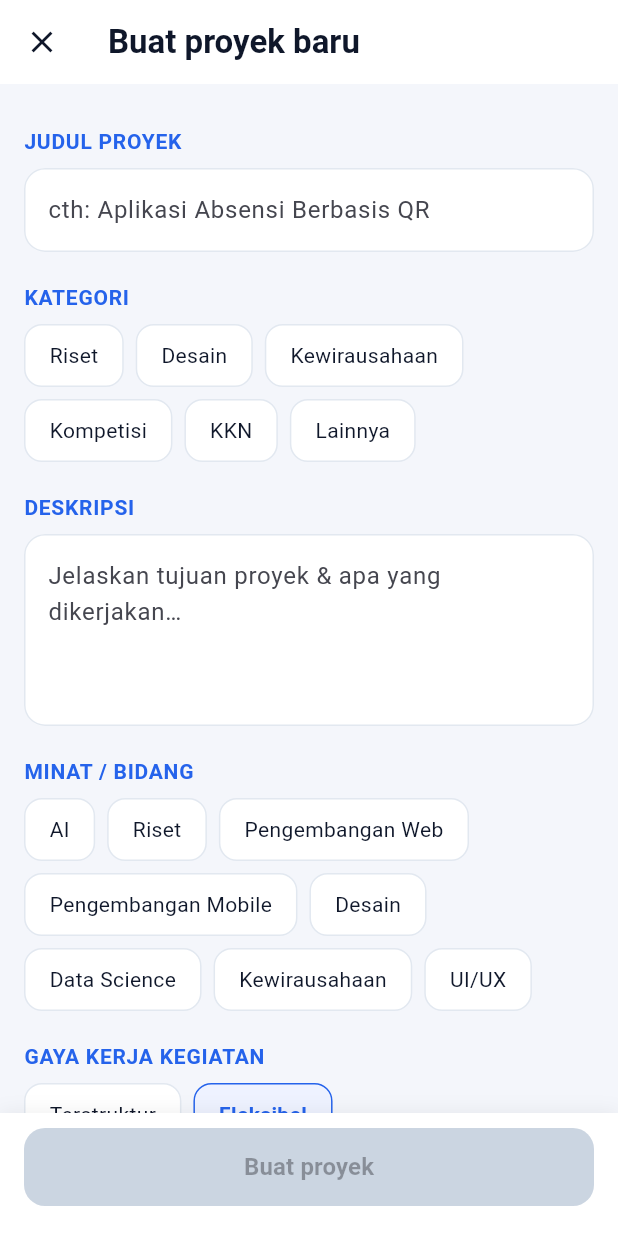
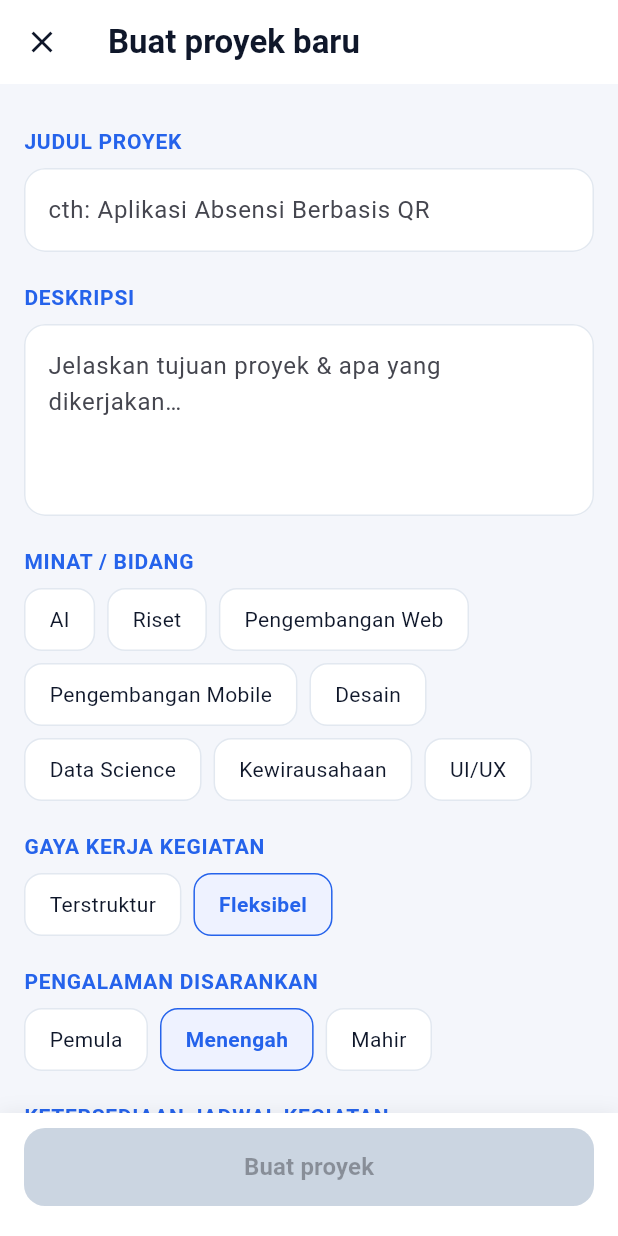
Before and after one commit to FaishalPutra/Aplikasi-Kolaborasi, a Flutter app: the PeopleToProjectPage screen opened directly, after a tap on "Terdaftar", after a tap on "Proyek Saya", after a tap on "Buat", on a phone screen of 412 x 824 dp. Run offline on Flutter 3.47's test engine with Material 3 defaults, Android fonts, the phone set to English and light mode, and no system bars; network calls fail.

Commit message:
Tambah info jurusan/angkatan & notifikasi pendaftar baru, hapus kategori proyek
- People-to-Project: tampilkan jurusan/angkatan pembuat & pendaftar
- Badge notifikasi jumlah pendaftar pending di tab Proyek Saya
- Hapus field kategori proyek (redundan dengan minat/bidang)
- Perbaiki overflow teks di detail proyek

```diff
--- a/mobile/lib/modules/people_to_project.dart
+++ b/mobile/lib/modules/people_to_project.dart
@@ -39,23 +39,6 @@ Widget _badgeChip(String badge) {
   );
 }
 
-IconData _kategoriIcon(String? k) {
-  switch (k) {
-    case 'Riset':
-      return Icons.science_outlined;
-    case 'Desain':
-      return Icons.palette_outlined;
-    case 'Kewirausahaan':
-      return Icons.rocket_launch_outlined;
-    case 'Kompetisi':
-      return Icons.emoji_events_outlined;
-    case 'KKN':
-      return Icons.volunteer_activism_outlined;
-    default:
-      return Icons.work_outline;
-  }
-}
-
 IconData _ikonKontak(String? jenis) {
   switch (jenis) {
     case 'WHATSAPP':
@@ -69,11 +52,19 @@ IconData _ikonKontak(String? jenis) {
   }
 }
 
-Widget _ikonKotak(String? kategori, {double size = 52}) => Container(
+// "· Teknik Industri · 2022" — format sama dengan people_to_people.dart agar konsisten.
+String _jurusanAngkatan(dynamic jurusan, dynamic angkatan) {
+  final j = jurusan?.toString() ?? '';
+  if (j.isEmpty && angkatan == null) return '';
+  if (j.isEmpty) return ' · $angkatan';
+  return angkatan != null ? ' · $j · $angkatan' : ' · $j';
+}
+
+Widget _ikonKotak({double size = 52}) => Container(
       width: size,
       height: size,
       decoration: BoxDecoration(color: const Color(0xFFF1F5F9), borderRadius: BorderRadius.circular(14)),
-      child: Icon(_kategoriIcon(kategori), color: _navy),
+      child: const Icon(Icons.work_outline, color: _navy),
     );
 
 Widget _chipList(List<String> items) => Wrap(
@@ -135,6 +126,7 @@ class PeopleToProjectPage extends StatefulWidget {
 
 class _PeopleToProjectPageState extends State<PeopleToProjectPage> {
   int _tab = 0;
+  int _jumlahPendingPendaftar = 0;
 
   @override
   Widget build(BuildContext context) {
@@ -149,7 +141,15 @@ class _PeopleToProjectPageState extends State<PeopleToProjectPage> {
             Expanded(
               child: IndexedStack(
                 index: _tab,
-                children: const [_RekomendasiTab(), _TerdaftarTab(), _ProyekSayaTab()],
+                children: [
+                  const _RekomendasiTab(),
+                  const _TerdaftarTab(),
+                  _ProyekSayaTab(
+                    onJumlahBerubah: (j) {
+                      if (mounted) setState(() => _jumlahPendingPendaftar = j);
+                    },
+                  ),
+                ],
               ),
             ),
           ]),
@@ -159,7 +159,7 @@ class _PeopleToProjectPageState extends State<PeopleToProjectPage> {
   }
 
   Widget _toggle() {
-    Widget seg(String label, int i) {
+    Widget seg(String label, int i, {int badge = 0}) {
       final aktif = _tab == i;
       return Expanded(
         child: GestureDetector(
@@ -172,8 +172,20 @@ class _PeopleToProjectPageState extends State<PeopleToProjectPage> {
               boxShadow: aktif ? [const BoxShadow(color: Color(0x14000000), blurRadius: 8)] : null,
             ),
             alignment: Alignment.center,
-            child: Text(label,
-                style: TextStyle(fontWeight: FontWeight.bold, color: aktif ? _biru : _abu, fontSize: 13)),
+            child: Row(mainAxisSize: MainAxisSize.min, children: [
+              Text(label, style: TextStyle(fontWeight: FontWeight.bold, color: aktif ? _biru : _abu, fontSize: 13)),
+              if (badge > 0) ...[
+                const SizedBox(width: 6),
+                Container(
+                  padding: const EdgeInsets.symmetric(horizontal: 6, vertical: 2),
+                  decoration: const BoxDecoration(color: Color(0xFFDC2626), shape: BoxShape.circle),
+                  constraints: const BoxConstraints(minWidth: 18, minHeight: 18),
+                  child: Text('$badge',
+                      textAlign: TextAlign.center,
+                      style: const TextStyle(color: Colors.white, fontSize: 11, fontWeight: FontWeight.bold)),
+                ),
+              ],
+            ]),
           ),
         ),
       );
@@ -182,7 +194,11 @@ class _PeopleToProjectPageState extends State<PeopleToProjectPage> {
     return Container(
       padding: const EdgeInsets.all(4),
       decoration: BoxDecoration(color: const Color(0xFFEEF2F7), borderRadius: BorderRadius.circular(14)),
-      child: Row(children: [seg('Rekomendasi', 0), seg('Terdaftar', 1), seg('Proyek Saya', 2)]),
+      child: Row(children: [
+        seg('Rekomendasi', 0),
+        seg('Terdaftar', 1),
+        seg('Proyek Saya', 2, badge: _jumlahPendingPendaftar),
+      ]),
     );
   }
 }
@@ -273,20 +289,17 @@ class _RekomendasiTabState extends State<_RekomendasiTab> with AutomaticKeepAliv
           padding: const EdgeInsets.all(16),
           child: Column(children: [
             Row(crossAxisAlignment: CrossAxisAlignment.start, children: [
-              _ikonKotak(item['kategori']?.toString()),
+              _ikonKotak(),
               const SizedBox(width: 14),
               Expanded(
                 child: Column(crossAxisAlignment: CrossAxisAlignment.start, children: [
                   Row(children: [
                     Expanded(
-                      child: Text('${item['kategori'] ?? 'Lainnya'}',
-                          style: const TextStyle(color: _abu, fontSize: 12, fontWeight: FontWeight.w600)),
+                      child: Text(item['judul']?.toString() ?? '-',
+                          style: const TextStyle(fontWeight: FontWeight.bold, fontSize: 17, color: _navy)),
                     ),
                     _badgeChip(item['badge']?.toString() ?? ''),
                   ]),
-                  const SizedBox(height: 4),
-                  Text(item['judul']?.toString() ?? '-',
-                      style: const TextStyle(fontWeight: FontWeight.bold, fontSize: 17, color: _navy)),
                 ]),
               ),
             ]),
@@ -385,15 +398,14 @@ class _TerdaftarTabState extends State<_TerdaftarTab> {
           padding: const EdgeInsets.all(16),
           child: Column(crossAxisAlignment: CrossAxisAlignment.start, children: [
             Row(children: [
-              _ikonKotak(r['kategori']?.toString(), size: 46),
+              _ikonKotak(size: 46),
               const SizedBox(width: 14),
               Expanded(
                 child: Column(crossAxisAlignment: CrossAxisAlignment.start, children: [
                   Text(r['judul']?.toString() ?? '-',
                       style: const TextStyle(fontWeight: FontWeight.bold, fontSize: 15, color: _navy)),
                   const SizedBox(height: 2),
-                  Text('${r['kategori'] ?? '-'} · ${r['role'] ?? ''}',
-                      style: const TextStyle(color: _abu, fontSize: 13)),
+                  Text(r['role']?.toString() ?? '', style: const TextStyle(color: _abu, fontSize: 13)),
                 ]),
               ),
               Container(
@@ -430,7 +442,8 @@ class _TerdaftarTabState extends State<_TerdaftarTab> {
 
 // ================= TAB 3: PROYEK SAYA =================
 class _ProyekSayaTab extends StatefulWidget {
-  const _ProyekSayaTab();
+  const _ProyekSayaTab({this.onJumlahBerubah});
+  final void Function(int jumlahPendingPendaftar)? onJumlahBerubah;
   @override
   State<_ProyekSayaTab> createState() => _ProyekSayaTabState();
 }
@@ -454,6 +467,8 @@ class _ProyekSayaTabState extends State<_ProyekSayaTab> {
     try {
       final res = await apiGet('/people-to-project/saya');
       setState(() => _rows = res is List ? res : []);
+      final total = _rows.fold<int>(0, (s, r) => s + (((r as Map)['pendingBaru'] as num?)?.toInt() ?? 0));
+      widget.onJumlahBerubah?.call(total);
     } catch (_) {} finally {
       if (mounted) setState(() => _loading = false);
     }
@@ -510,14 +525,14 @@ class _ProyekSayaTabState extends State<_ProyekSayaTab> {
         padding: const EdgeInsets.all(16),
         child: Column(children: [
           Row(crossAxisAlignment: CrossAxisAlignment.start, children: [
-            _ikonKotak(r['kategori']?.toString()),
+            _ikonKotak(),
             const SizedBox(width: 14),
             Expanded(
               child: Column(crossAxisAlignment: CrossAxisAlignment.start, children: [
                 Row(children: [
-                  Expanded(
-                    child: Text('${r['kategori'] ?? 'Lainnya'} · dibuat olehmu',
-                        style: const TextStyle(color: _abu, fontSize: 12, fontWeight: FontWeight.w600)),
+                  const Expanded(
+                    child: Text('Dibuat olehmu',
+                        style: TextStyle(color: _abu, fontSize: 12, fontWeight: FontWeight.w600)),
                   ),
                   if (pendingBaru > 0)
                     Container(
@@ -680,12 +695,10 @@ class _DetailProjectPageState extends State<DetailProjectPage> {
       bottomNavigationBar: _bar(p, roles),
       body: ListView(padding: const EdgeInsets.all(16), children: [
         Row(crossAxisAlignment: CrossAxisAlignment.start, children: [
-          _ikonKotak(p['kategori']?.toString(), size: 60),
+          _ikonKotak(size: 60),
           const SizedBox(width: 14),
           Expanded(
             child: Column(crossAxisAlignment: CrossAxisAlignment.start, children: [
-              Text('${p['kategori'] ?? 'Lainnya'}', style: const TextStyle(color: _abu, fontSize: 13, fontWeight: FontWeight.w600)),
-              const SizedBox(height: 2),
               Text(p['judul']?.toString() ?? '-',
                   style: const TextStyle(fontSize: 20, fontWeight: FontWeight.bold, color: _navy)),
               if (p['milikSaya'] != true && (p['namaPembuat']?.toString() ?? '').isNotEmpty) ...[
@@ -693,7 +706,12 @@ class _DetailProjectPageState extends State<DetailProjectPage> {
                 Row(children: [
                   const Icon(Icons.person_outline, size: 14, color: _abu),
                   const SizedBox(width: 4),
-                  Text('Diajukan oleh ${p['namaPembuat']}', style: const TextStyle(color: _abu, fontSize: 13)),
+                  Expanded(
+                    child: Text(
+                        'Diajukan oleh ${p['namaPembuat']}${_jurusanAngkatan(p['jurusanPembuat'], p['angkatanPembuat'])}',
+                        overflow: TextOverflow.ellipsis,
+                        style: const TextStyle(color: _abu, fontSize: 13)),
+                  ),
                 ]),
               ],
             ]),
@@ -1010,12 +1028,12 @@ class _KelolaProjectPageState extends State<KelolaProjectPage> {
         onRefresh: _muat,
         child: ListView(padding: const EdgeInsets.all(16), children: [
           Row(crossAxisAlignment: CrossAxisAlignment.start, children: [
-            _ikonKotak(p?['kategori']?.toString(), size: 56),
+            _ikonKotak(size: 56),
             const SizedBox(width: 14),
             Expanded(
               child: Column(crossAxisAlignment: CrossAxisAlignment.start, children: [
-                Text('${p?['kategori'] ?? 'Lainnya'} · dibuat olehmu',
-                    style: const TextStyle(color: _abu, fontSize: 12, fontWeight: FontWeight.w600)),
+                const Text('Dibuat olehmu',
+                    style: TextStyle(color: _abu, fontSize: 12, fontWeight: FontWeight.w600)),
                 Text(p?['judul']?.toString() ?? '-',
                     style: const TextStyle(fontSize: 19, fontWeight: FontWeight.bold, color: _navy)),
               ]),
@@ -1096,6 +1114,9 @@ class _KelolaProjectPageState extends State<KelolaProjectPage> {
             Expanded(
               child: Column(crossAxisAlignment: CrossAxisAlignment.start, children: [
                 Text(nama, style: const TextStyle(fontWeight: FontWeight.bold, fontSize: 15, color: _navy)),
+                if ((m['jurusan']?.toString() ?? '').isNotEmpty || m['angkatan'] != null)
+                  Text(_jurusanAngkatan(m['jurusan'], m['angkatan']).replaceFirst(' · ', ''),
+                      style: const TextStyle(color: _abu, fontSize: 12)),
                 if (d['skorPersen'] != null)
                   Text('${d['skorPersen']}% cocok', style: const TextStyle(color: _abu, fontSize: 13)),
               ]),
@@ -1167,7 +1188,6 @@ class BuatProjectPage extends StatefulWidget {
 class _BuatProjectPageState extends State<BuatProjectPage> {
   final _judul = TextEditingController();
   final _deskripsi = TextEditingController();
-  String? _kategori;
   final Map<String, int> _peran = {}; // namaRole -> kuota (jumlah orang dibutuhkan)
   final Set<String> _skill = {};
   // 6 atribut yang dipakai Affinity Engine (sama seperti profil mahasiswa).
@@ -1177,7 +1197,6 @@ class _BuatProjectPageState extends State<BuatProjectPage> {
   final Set<String> _ketersediaan = {};
   bool _loading = false;
 
-  final _kategoriOpsi = const ['Riset', 'Desain', 'Kewirausahaan', 'Kompetisi', 'KKN', 'Lainnya'];
   // Taksonomi generik — HARUS sama persis dengan preferensiPeran profil mahasiswa,
   // karena Affinity Engine mencocokkan string-nya langsung (lihat affinityProject.ts).
   final _peranOpsi = const ['Leader/Coordinator', 'Contributor/Executor', 'Supporter/Facilitator'];
@@ -1205,7 +1224,6 @@ class _BuatProjectPageState extends State<BuatProjectPage> {
       final body = {
         'judul': _judul.text.trim(),
         'deskripsi': _deskripsi.text.trim(),
-        'kategori': _kategori,
         'minatTag': _minat.toList(),
         'gayaKerja': _gayaKerja,
         'pengalamanReq': _pengalamanReq,
@@ -1330,8 +1348,6 @@ class _BuatProjectPageState extends State<BuatProjectPage> {
       body: ListView(padding: const EdgeInsets.fromLTRB(16, 8, 16, 16), children: [
         _label('JUDUL PROYEK'),
         _field(_judul, 'cth: Aplikasi Absensi Berbasis QR'),
-        _label('KATEGORI'),
-        _pilihan(_kategoriOpsi, (o) => _kategori == o, (o) => _kategori = o),
         _label('DESKRIPSI'),
         _field(_deskripsi, 'Jelaskan tujuan proyek & apa yang dikerjakan…', maxLines: 4),
 
```
Also changed, not shown: 4 other files.
